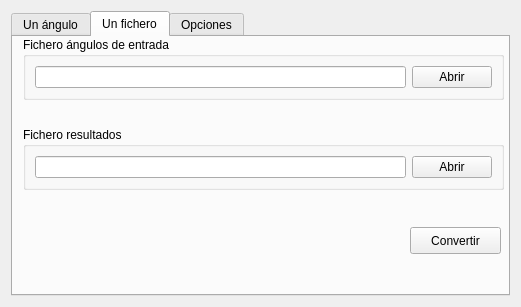
Above: Formularios/AngularCalc.ui from tonihr/pyGeo before the change. Below: the same form after it.
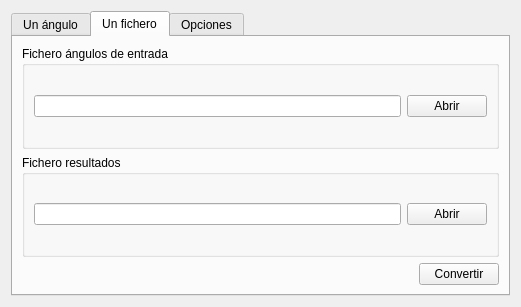
That is the form after the change. The open tabs and pages were chosen to show the change.

Diff of the .ui file:
```diff
--- a/Formularios/AngularCalc.ui
+++ b/Formularios/AngularCalc.ui
@@ -14,7 +14,7 @@
    <string>Calculadora angular</string>
   </property>
   <layout class="QGridLayout" name="gridLayout">
-   <item row="0" column="0">
+   <item row="0" column="1">
     <widget class="QTabWidget" name="tabWidget">
      <property name="contextMenuPolicy">
       <enum>Qt::PreventContextMenu</enum>
@@ -71,44 +71,9 @@
       <attribute name="title">
        <string>Un fichero</string>
       </attribute>
-      <widget class="QGroupBox" name="groupBox">
-       <property name="geometry">
-        <rect>
-         <x>10</x>
-         <y>0</y>
-         <width>481</width>
-         <height>63</height>
-        </rect>
-       </property>
-       <property name="title">
-        <string>Fichero ángulos de entrada</string>
-       </property>
-       <layout class="QGridLayout" name="gridLayout_5">
-        <item row="0" column="0">
-         <widget class="QLineEdit" name="lineEdit_3">
-          <property name="readOnly">
-           <bool>true</bool>
-          </property>
-         </widget>
-        </item>
-        <item row="0" column="1">
-         <widget class="QPushButton" name="pushButton_2">
-          <property name="text">
-           <string>Abrir</string>
-          </property>
-         </widget>
-        </item>
-       </layout>
-      </widget>
+      <layout class="QGridLayout" name="gridLayout_7">
+       <item row="1" column="0" colspan="2">
       <widget class="QGroupBox" name="groupBox_2">
-       <property name="geometry">
-        <rect>
-         <x>10</x>
-         <y>90</y>
-         <width>481</width>
-         <height>63</height>
-        </rect>
-       </property>
        <property name="title">
         <string>Fichero resultados</string>
        </property>
@@ -129,19 +94,51 @@
         </item>
        </layout>
       </widget>
+       </item>
+       <item row="2" column="0">
+        <spacer name="horizontalSpacer">
+         <property name="orientation">
+          <enum>Qt::Horizontal</enum>
+         </property>
+         <property name="sizeHint" stdset="0">
+          <size>
+           <width>387</width>
+           <height>20</height>
+          </size>
+         </property>
+        </spacer>
+       </item>
+       <item row="0" column="0" colspan="2">
+        <widget class="QGroupBox" name="groupBox">
+         <property name="title">
+          <string>Fichero ángulos de entrada</string>
+         </property>
+         <layout class="QGridLayout" name="gridLayout_5">
+          <item row="0" column="0">
+           <widget class="QLineEdit" name="lineEdit_3">
+            <property name="readOnly">
+             <bool>true</bool>
+            </property>
+           </widget>
+          </item>
+          <item row="0" column="1">
+           <widget class="QPushButton" name="pushButton_2">
+            <property name="text">
+             <string>Abrir</string>
+            </property>
+           </widget>
+          </item>
+         </layout>
+        </widget>
+       </item>
+       <item row="2" column="1">
       <widget class="QPushButton" name="pushButton_4">
-       <property name="geometry">
-        <rect>
-         <x>397</x>
-         <y>190</y>
-         <width>91</width>
-         <height>27</height>
-        </rect>
-       </property>
        <property name="text">
         <string>Convertir</string>
        </property>
       </widget>
+       </item>
+      </layout>
      </widget>
      <widget class="QWidget" name="tab_3">
       <attribute name="title">
```
Lines whose indentation alone changed are shown as unchanged.
